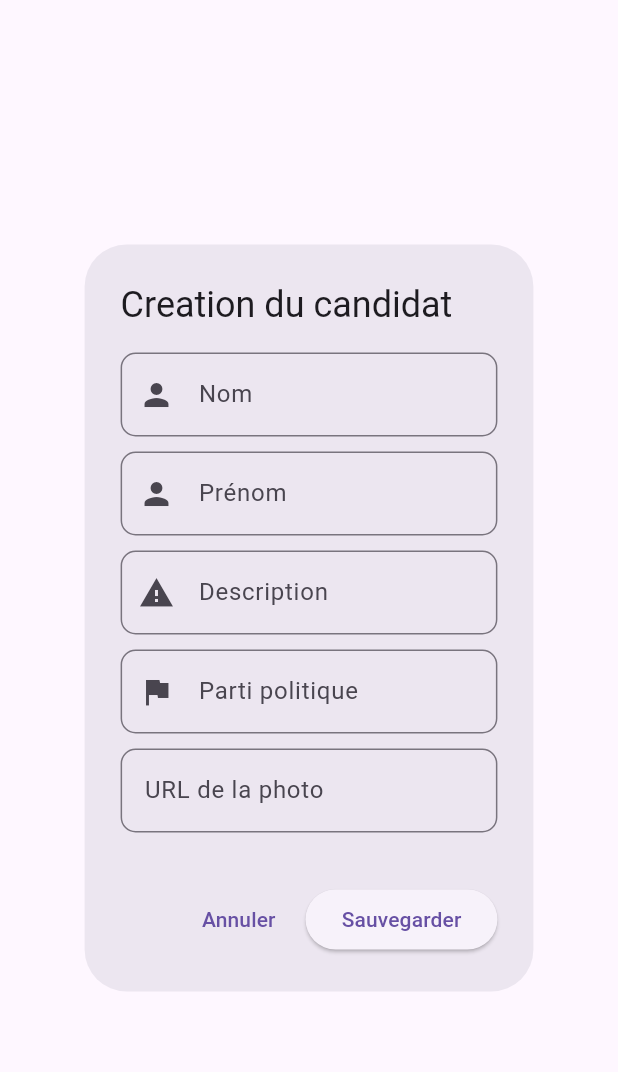
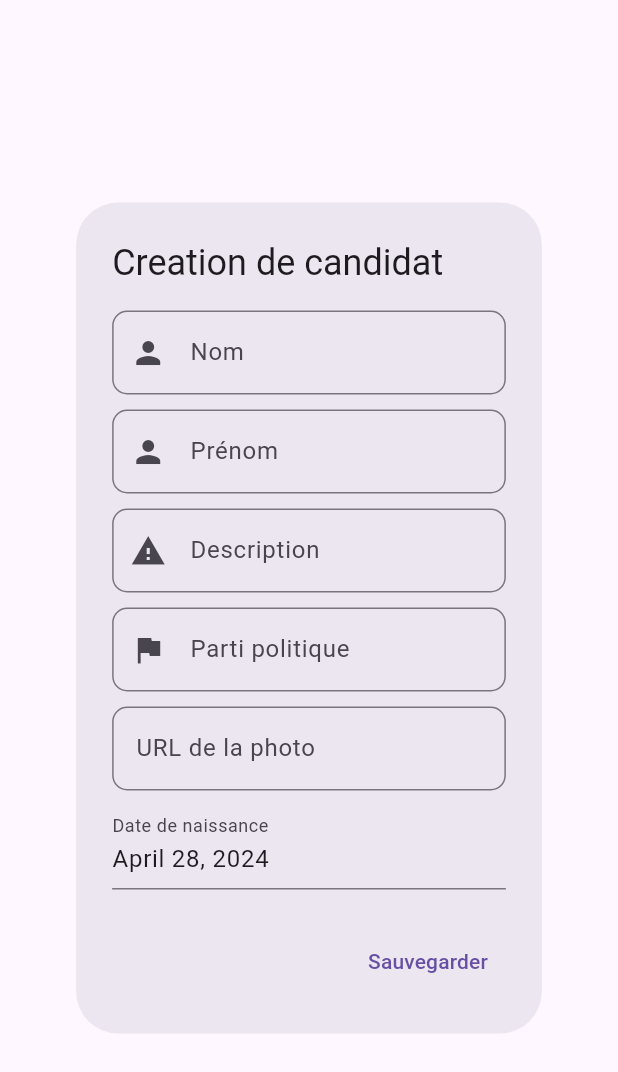
Before and after one commit to Timothe-2004/YABI_Rebecca_KINDOHO_Priscille_TP, a Flutter app: the CandidateFormPage widget shown alone on an empty page, opened directly with empty values, on a phone screen of 412 x 824 dp. Shown: the top 1072 px of the screen. Run offline on Flutter 3.47's test engine with Material 3 defaults, Android fonts, the phone set to English and light mode, and no system bars; network calls fail.

```diff
--- a/lib/Pages/candidate_form_page.dart
+++ b/lib/Pages/candidate_form_page.dart
@@ -1,7 +1,9 @@
 
 import 'package:flutter/material.dart';
+import 'package:intl/intl.dart';
+import 'candidate.dart'; //
 import 'candidate_info_page.dart';
-
+import 'Detail.dart';
 class CandidateFormPage extends StatefulWidget {
   final Function(Candidate) onSubmit;
 
@@ -16,8 +18,16 @@ class _CandidateFormPageState extends State<CandidateFormPage> {
   String _name = '';
   String _firstName = '';
   String _description = '';
+  String _imageUrl = '';
+  DateTime _selectedDate = DateTime.now();
   String _party = '';
-  String _imageUrl = '';
+  final _dateController = TextEditingController();
+
+  @override
+  void initState() {
+    super.initState();
+    _dateController.text = DateFormat.yMMMMd().format(_selectedDate);
+  }
 
   void _submitForm() {
     if (_formKey.currentState!.validate()) {
@@ -26,8 +36,9 @@ class _CandidateFormPageState extends State<CandidateFormPage> {
         name: _name,
         firstName: _firstName,
         description: _description,
+        imageUrl: _imageUrl,
+        selectedDate: _selectedDate,
         party: _party,
-        imageUrl: _imageUrl,
       ));
       Navigator.pop(context);
     }
@@ -36,21 +47,21 @@ class _CandidateFormPageState extends State<CandidateFormPage> {
   @override
   Widget build(BuildContext context) {
     return AlertDialog(
-      title: Text('Creation du candidat'),
+      title: Text('Creation de candidat'),
       content: SingleChildScrollView(
         child: Form(
           key: _formKey,
           child: Column(
-            mainAxisSize: MainAxisSize.max,
+            mainAxisSize: MainAxisSize.min,
             children: [
               TextFormField(
                 decoration: InputDecoration(
                   labelText: ('Nom'),
-                  hintText: 'entrez votre prenom',
+                  hintText: 'entrez votre nom',
+                  prefixIcon: Icon(Icons.person),
                   border: OutlineInputBorder(
                     borderRadius: BorderRadius.circular(10),
                   ),
-                  prefixIcon: Icon(Icons.person),
                   fillColor: Colors.grey.shade100,
                 ),
                 style: TextStyle(
@@ -68,11 +79,11 @@ class _CandidateFormPageState extends State<CandidateFormPage> {
               TextFormField(
                 decoration: InputDecoration(
                   labelText: ('Prénom'),
-                  hintText: 'entrez votre prenom',
+                  hintText: 'entrez votre prénom',
+                  prefixIcon: Icon(Icons.person),
                   border: OutlineInputBorder(
                     borderRadius: BorderRadius.circular(10),
                   ),
-                  prefixIcon: Icon(Icons.person),
                   fillColor: Colors.grey.shade100,
                 ),
                 style: TextStyle(
@@ -91,34 +102,31 @@ class _CandidateFormPageState extends State<CandidateFormPage> {
                 decoration: InputDecoration(
                   labelText: 'Description',
                   hintText: 'entrez votre description',
+                  prefixIcon: Icon(Icons.warning),
                   border: OutlineInputBorder(
                     borderRadius: BorderRadius.circular(10),
-
                   ),
-                  prefixIcon: Icon(Icons.warning),
                   fillColor: Colors.grey.shade100,
                 ),
                 style: TextStyle(
                   fontWeight: FontWeight.bold,
                 ),
-
                 onSaved: (value) => _description = value!,
               ),
               SizedBox(height: 10),
-              TextFormField(
+              TextFormField( // Nouveau champ pour le parti politique
                 decoration: InputDecoration(
                   labelText: 'Parti politique',
                   hintText: 'entrez le parti politique',
+                  prefixIcon: Icon(Icons.flag),
                   border: OutlineInputBorder(
                     borderRadius: BorderRadius.circular(10),
                   ),
-                  prefixIcon: Icon(Icons.flag),
                   fillColor: Colors.grey.shade100,
                 ),
                 style: TextStyle(
                   fontWeight: FontWeight.bold,
                 ),
-
                 onSaved: (value) => _party = value!,
               ),
               SizedBox(height: 10),
@@ -129,30 +137,47 @@ class _CandidateFormPageState extends State<CandidateFormPage> {
                   border: OutlineInputBorder(
                     borderRadius: BorderRadius.circular(10),
                   ),
-
                   fillColor: Colors.grey.shade100,
                 ),
                 style: TextStyle(
                   fontWeight: FontWeight.bold,
                 ),
-
                 onSaved: (value) => _imageUrl = value!,
               ),
               SizedBox(height: 10),
+
+              TextFormField(
+                controller: _dateController,
+                decoration: InputDecoration(
+                  labelText: 'Date de naissance',
+                  hintText: 'Cliquez pour sélectionner une date',
+                ),
+                readOnly: true,
+                onTap: () async {
+                  final DateTime? picked = await showDatePicker(
+                    context: context,
+                    initialDate: _selectedDate,
+                    firstDate: DateTime(1900),
+                    lastDate: DateTime.now(),
+                  );
+                  if (picked != null && picked != _selectedDate) {
+                    setState(() {
+                      _selectedDate = picked;
+                      _dateController.text = DateFormat.yMMMMd().format(_selectedDate);
+                    });
+                  }
+                },
+              ),
+
+
             ],
           ),
         ),
       ),
       actions: [
         TextButton(
-          onPressed: () {
-            Navigator.pop(context);
-          },
-          child: Text('Annuler'),
-        ),
-        ElevatedButton(
-          onPressed: _submitForm,
-          child: Text('Sauvegarder'),
+          onPressed: _submitForm, // Changement de l'appel de la méthode pour inclure la sauvegarde du formulaire
+          child: const Text('Sauvegarder'),
         ),
       ],
     );
--- a/lib/Pages/candidate_info_page.dart
+++ b/lib/Pages/candidate_info_page.dart
@@ -4,6 +4,7 @@ class Candidate {
   final String description;
   final String party;
   final String imageUrl;
+  DateTime selectedDate;
 
 
   Candidate({
@@ -12,6 +13,8 @@ class Candidate {
     required this.description,
     required this.party,
     required this.imageUrl,
+    required this.selectedDate,
+  });
 
-  });
+  get birthDate => null;
 }
```
Also changed, not shown: lib/Pages/Detail.dart (added, +104 -0 lines), lib/Pages/home_page.dart (+38 -14 lines).
